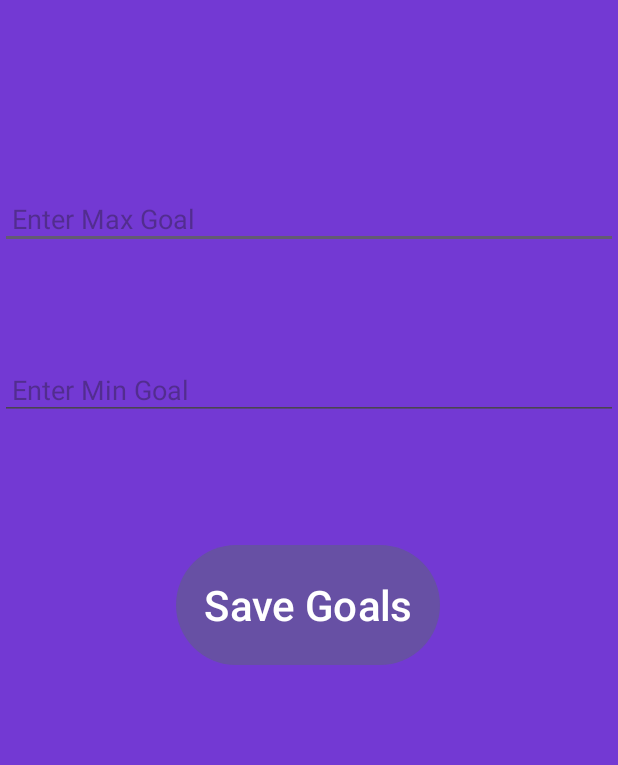
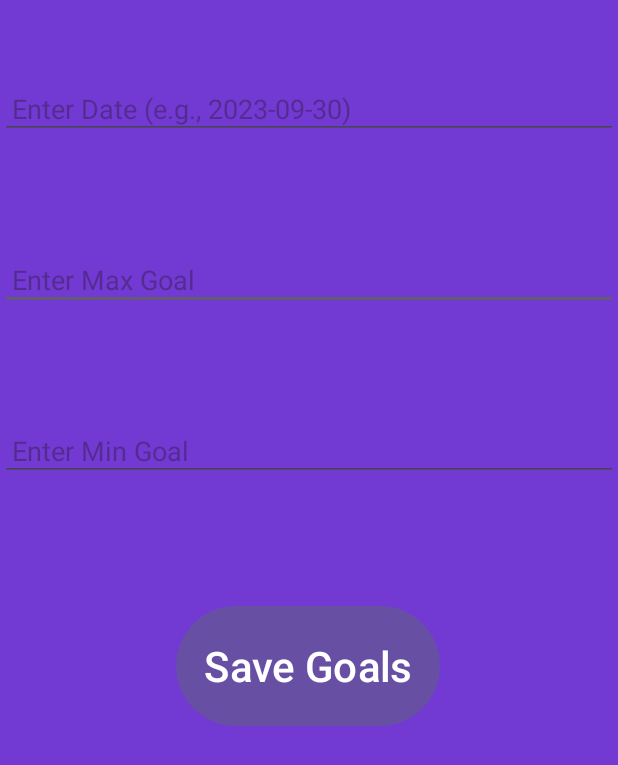
Before and after one commit to mattdelta2/OPCS_POE_Final, an Android app: the DailyGoals screen opened directly, with no data from a screen before it, after a tap on "Save Goals", on a phone screen of 412 x 824 dp. Shown: the top 765 px of the screen. Run offline under Robolectric (Android 15) with nearby library versions, the phone set to English and light mode, and no system bars; our stand-ins replace Firebase (no records; nobody signed in at launch, a user with empty details on screens opened directly).

Commit message:
Trying to get the graph to display the specific day and for the max and min goals to show in text view

```diff
--- a/OPCS7311_Part2/app/src/main/java/com/example/myapplication/DailyGoals.kt
+++ b/OPCS7311_Part2/app/src/main/java/com/example/myapplication/DailyGoals.kt
@@ -6,7 +6,6 @@ import android.widget.Button
 import android.widget.EditText
 import android.widget.Toast
 import androidx.appcompat.app.AppCompatActivity
-import com.google.firebase.auth.FirebaseAuth
 import com.google.firebase.database.DatabaseReference
 import com.google.firebase.database.FirebaseDatabase
 
@@ -14,14 +13,17 @@ class DailyGoals : AppCompatActivity() {
 
     private lateinit var maxGoalEditText: EditText
     private lateinit var minGoalEditText: EditText
+    private lateinit var dateEditText: EditText
     private lateinit var saveButton: Button
     private lateinit var databaseReference: DatabaseReference
+
     override fun onCreate(savedInstanceState: Bundle?) {
         super.onCreate(savedInstanceState)
         setContentView(R.layout.activity_daily_goals)
 
         maxGoalEditText = findViewById(R.id.editTextMaxGoal)
         minGoalEditText = findViewById(R.id.editTextMinGoal)
+        dateEditText = findViewById(R.id.editTextDate)
         saveButton = findViewById(R.id.btnSaveGoals)
         databaseReference = FirebaseDatabase.getInstance("https://opcs-poe-final-default-rtdb.europe-west1.firebasedatabase.app").reference
 
@@ -33,19 +35,17 @@ class DailyGoals : AppCompatActivity() {
     private fun saveDailyGoals() {
         val maxGoalText = maxGoalEditText.text.toString()
         val minGoalText = minGoalEditText.text.toString()
+        val date = dateEditText.text.toString()
 
-        if (maxGoalText.isNotBlank() && minGoalText.isNotBlank()) {
-            val userId = FirebaseAuth.getInstance().currentUser?.uid
+        if (maxGoalText.isNotBlank() && minGoalText.isNotBlank() && date.isNotBlank()) {
+            // Convert input to String
+            val maxGoal = maxGoalText
+            val minGoal = minGoalText
 
-            // Convert input to Float (you may want to add proper error handling here)
-            val maxGoal = maxGoalText.toFloat()
-            val minGoal = minGoalText.toFloat()
-
-            val dailyGoals = Goals(maxGoal, minGoal)
+            val dailyGoals = Goals(maxGoal, minGoal, date)
 
             // Store goals in the database
-            if (userId != null) {
-                databaseReference.child("daily_goals").child(userId).setValue(dailyGoals)
+            databaseReference.child("daily_goals").setValue(dailyGoals)
                 .addOnCompleteListener { task ->
                     if (task.isSuccessful) {
                         Toast.makeText(
@@ -54,8 +54,7 @@ class DailyGoals : AppCompatActivity() {
                             Toast.LENGTH_SHORT
                         ).show()
 
-                            // Navigate to the Graphs activity
-                            val intent = Intent(this@DailyGoals, Graphs::class.java)
+                        val intent = Intent(this@DailyGoals, MainMenu::class.java)
                         startActivity(intent)
                         finish()
                     } else {
@@ -66,11 +65,10 @@ class DailyGoals : AppCompatActivity() {
                         ).show()
                     }
                 }
-            }
         } else {
             Toast.makeText(
                 this@DailyGoals,
-                "Please enter both maximum and minimum goals",
+                "Please enter all fields",
                 Toast.LENGTH_SHORT
             ).show()
         }
--- a/OPCS7311_Part2/app/src/main/java/com/example/myapplication/Goals.kt
+++ b/OPCS7311_Part2/app/src/main/java/com/example/myapplication/Goals.kt
@@ -1,6 +1,7 @@
 package com.example.myapplication
 
 data class Goals(
-    val maxGoal: Float,
-    val minGoal: Float
+    val date:String = "",
+    val maxGoal: String = "",
+    val minGoal: String = ""
 )
--- a/OPCS7311_Part2/app/src/main/java/com/example/myapplication/MainMenu.kt
+++ b/OPCS7311_Part2/app/src/main/java/com/example/myapplication/MainMenu.kt
@@ -89,7 +89,7 @@ class MainMenu : AppCompatActivity() {
 
         goalsButton.setOnClickListener()
         {
-            val intent = Intent(this, Goals::class.java)
+            val intent = Intent(this, DailyGoals::class.java)
             startActivity(intent)
             finish()
         }
--- a/OPCS7311_Part2/app/src/main/res/layout/activity_daily_goals.xml
+++ b/OPCS7311_Part2/app/src/main/res/layout/activity_daily_goals.xml
@@ -11,12 +11,12 @@
         android:id="@+id/editTextMaxGoal"
         android:layout_width="match_parent"
         android:layout_height="wrap_content"
-        android:layout_marginTop="125dp"
+        android:layout_marginTop="73dp"
         android:hint="Enter Max Goal"
         android:inputType="numberDecimal"
         android:padding="8dp"
         app:layout_constraintStart_toStartOf="parent"
-        app:layout_constraintTop_toTopOf="parent" />
+        app:layout_constraintTop_toBottomOf="@+id/editTextDate" />
 
     <EditText
         android:id="@+id/editTextMinGoal"
@@ -29,6 +29,18 @@
         android:padding="8dp"
         app:layout_constraintStart_toStartOf="parent"
         app:layout_constraintTop_toBottomOf="@+id/editTextMaxGoal" />
+
+    <EditText
+        android:id="@+id/editTextDate"
+        android:layout_width="match_parent"
+        android:layout_height="wrap_content"
+        android:layout_below="@id/editTextMaxGoal"
+        android:layout_marginTop="52dp"
+        android:hint="Enter Date (e.g., 2023-09-30)"
+        android:inputType="date"
+        android:padding="8dp"
+        app:layout_constraintStart_toStartOf="parent"
+        app:layout_constraintTop_toTopOf="parent" />
 
     <Button
         android:id="@+id/btnSaveGoals"
```
Also changed, not shown: OPCS7311_Part2/app/src/main/java/com/example/myapplication/Graphs.kt (+52 -3 lines), OPCS7311_Part2/app/src/main/res/layout/activity_graphs.xml (+37 -6 lines). Lines whose indentation alone changed are shown as unchanged.
